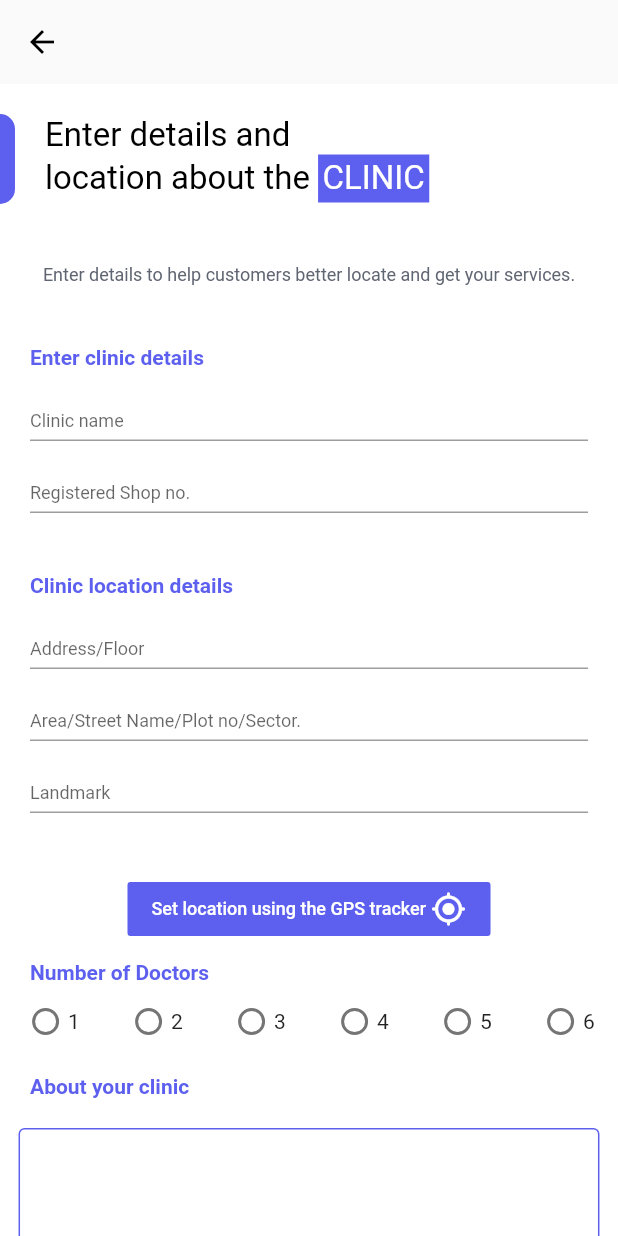
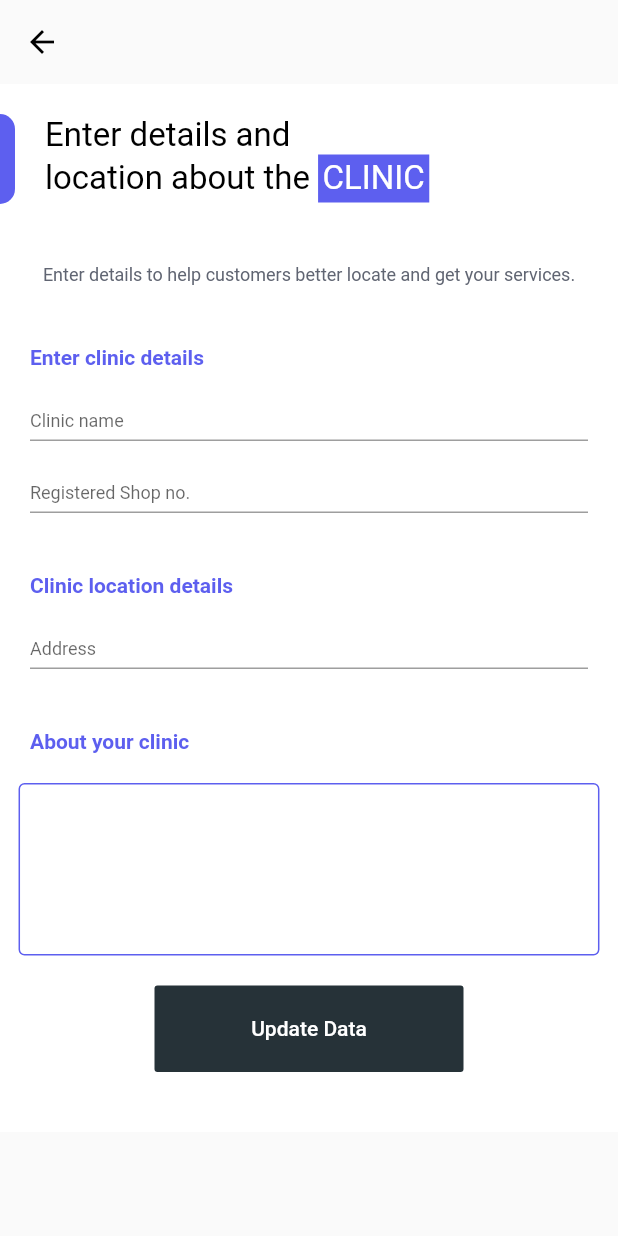
Before and after one commit to Sounmay/Prayas-Booking-App-Service, a Flutter app: the ClinicLocationEditForm screen opened directly, on a phone screen of 412 x 824 dp. Run offline on Flutter 3.47's test engine with Material 2 defaults, Android fonts, the phone set to English and light mode, and no system bars; our stand-ins replace cached_network_image, cloud_firestore, date_format, firebase_auth, firebase_core, firebase_storage and 10 more; missing offline and left inert: dart:ffi; accounts and stored records are empty.

Commit message:
changes in total card

```diff
--- a/lib/Providers/database.dart
+++ b/lib/Providers/database.dart
@@ -56,7 +56,7 @@ class DatabaseService {
       await _db
           .collection('ServiceProviders')
           .doc(uid)
-          .update({"image": admin.imagefile, "isClinic": true});
+          .update({"image": admin.imagefile, "type": "clinic"});
     } catch (e) {
       print(e.toString());
     }
@@ -81,7 +81,7 @@ class DatabaseService {
       await _db
           .collection('ServiceProviders')
           .doc(uid)
-          .update({"image": location.ownerImage, "isClinic": false});
+          .update({"image": location.ownerImage, "type": "parlour"});
     } catch (e) {
       print(e.toString());
     }
@@ -107,7 +107,7 @@ class DatabaseService {
       await _db
           .collection('ServiceProviders')
           .doc(uid)
-          .update({"image": location.ownerImage, "isClinic": false});
+          .update({"image": location.ownerImage, "type": "salon"});
     } catch (e) {
       print(e.toString());
     }
--- a/lib/Screens/EditScreens/Clinic/LocationEditFormScreen.dart
+++ b/lib/Screens/EditScreens/Clinic/LocationEditFormScreen.dart
@@ -1,4 +1,7 @@
+import 'package:cloud_firestore/cloud_firestore.dart';
+import 'package:firebase_auth/firebase_auth.dart';
 import 'package:flutter/material.dart';
+import 'package:freelance_booking_app_service/Models/ClinicDetailsModel.dart';
 import 'package:provider/provider.dart';
 
 class ClinicLocationEditForm extends StatefulWidget {
@@ -21,31 +24,51 @@ class _ClinicLocationEditFormState extends State<ClinicLocationEditForm> {
 
   final _formKey = GlobalKey<FormState>();
 
-  Widget radioButton(String label, String groupValue) {
-    return Row(
-      children: [
-        SizedBox(
-          height: 30,
-          width: 30,
-          child: Radio(
-              value: label,
-              groupValue: groupValue,
-              onChanged: (value) {
+  String name = "", shopNo = "", address = "", about = "";
+
+  ClinicLocationAndDoctor clinicLocation;
+  bool loading = true;
+
+  _fetchData() async {
+    try {
+      String uid = FirebaseAuth.instance.currentUser.uid;
+      final res = await FirebaseFirestore.instance
+          .collection("MedicalServices")
+          .doc(uid)
+          .get();
+
       setState(() {
-                  _numOfEmployees = value;
+        clinicLocation =
+            ClinicLocationAndDoctor.fromJson(res.data()["location"]);
+        name = clinicLocation.clinicName;
+        shopNo = clinicLocation.shopNo;
+        address = clinicLocation.address;
+        about = clinicLocation.aboutClinic;
+        loading = false;
       });
-              }),
-        ),
-        Text(label)
-      ],
-    );
+    } catch (e) {}
   }
 
-  String _numOfEmployees = "";
+  @override
+  void initState() {
+    // TODO: implement initState
+    super.initState();
+    _fetchData();
+  }
 
   @override
   Widget build(BuildContext context) {
-    return Scaffold(
+    return loading
+        ? Scaffold(
+            appBar: AppBar(),
+            body: Center(
+              child: Column(
+                mainAxisAlignment: MainAxisAlignment.center,
+                children: [CircularProgressIndicator()],
+              ),
+            ),
+          )
+        : Scaffold(
             appBar: AppBar(
               foregroundColor: Colors.transparent,
               backgroundColor: Colors.transparent,
@@ -83,13 +106,15 @@ class _ClinicLocationEditFormState extends State<ClinicLocationEditForm> {
                                       children: [
                                         Text('location about the ',
                                             style: TextStyle(
-                                          fontSize: 22, color: Colors.black)),
+                                                fontSize: 22,
+                                                color: Colors.black)),
                                         Container(
                                           color: Color(0xff5D5FEF),
                                           padding: EdgeInsets.all(3),
                                           child: Text('CLINIC',
                                               style: TextStyle(
-                                            fontSize: 22, color: Colors.white)),
+                                                  fontSize: 22,
+                                                  color: Colors.white)),
                                         )
                                       ],
                                     ),
@@ -101,8 +126,8 @@ class _ClinicLocationEditFormState extends State<ClinicLocationEditForm> {
                           SizedBox(height: 40),
                           Text(
                               'Enter details to help customers better locate and get your services.',
-                        style:
-                            TextStyle(fontSize: 12, color: Color(0xff606572))),
+                              style: TextStyle(
+                                  fontSize: 12, color: Color(0xff606572))),
                           SizedBox(height: 20),
                           Padding(
                             padding: const EdgeInsets.all(20.0),
@@ -110,12 +135,11 @@ class _ClinicLocationEditFormState extends State<ClinicLocationEditForm> {
                               crossAxisAlignment: CrossAxisAlignment.start,
                               children: [
                                 _title("Enter clinic details"),
-                          // Text('Enter clinic details',
-                          //     style: TextStyle(
-                          //         fontSize: 14, color: Color(0xff5D5FEF))),
                                 TextFormField(
+                                  initialValue: clinicLocation.clinicName,
                                   decoration: const InputDecoration(
-                                contentPadding: EdgeInsets.only(bottom: -20),
+                                      contentPadding:
+                                          EdgeInsets.only(bottom: -20),
                                       hintText: 'Clinic name',
                                       hintStyle: TextStyle(fontSize: 12)),
                                   validator: (value) {
@@ -125,14 +149,16 @@ class _ClinicLocationEditFormState extends State<ClinicLocationEditForm> {
                                     return null;
                                   },
                                   onChanged: (value) {
-                              // setState(() {
-                              //   clinicName = value;
-                              // });
+                                    setState(() {
+                                      name = value;
+                                    });
                                   },
                                 ),
                                 TextFormField(
+                                  initialValue: clinicLocation.shopNo,
                                   decoration: const InputDecoration(
-                                contentPadding: EdgeInsets.only(bottom: -20),
+                                      contentPadding:
+                                          EdgeInsets.only(bottom: -20),
                                       hintText: 'Registered Shop no.',
                                       hintStyle: TextStyle(fontSize: 12)),
                                   validator: (value) {
@@ -142,17 +168,19 @@ class _ClinicLocationEditFormState extends State<ClinicLocationEditForm> {
                                     return null;
                                   },
                                   onChanged: (value) {
-                              // setState(() {
-                              //   shopNo = value;
-                              // });
+                                    setState(() {
+                                      shopNo = value;
+                                    });
                                   },
                                 ),
                                 SizedBox(height: 40),
                                 _title("Clinic location details"),
                                 TextFormField(
+                                  initialValue: clinicLocation.address,
                                   decoration: const InputDecoration(
-                                contentPadding: EdgeInsets.only(bottom: -20),
-                                hintText: 'Address/Floor',
+                                      contentPadding:
+                                          EdgeInsets.only(bottom: -20),
+                                      hintText: 'Address',
                                       hintStyle: TextStyle(fontSize: 12)),
                                   validator: (value) {
                                     if (value.isEmpty) {
@@ -161,87 +189,71 @@ class _ClinicLocationEditFormState extends State<ClinicLocationEditForm> {
                                     return null;
                                   },
                                   onChanged: (value) {
-                              // setState(() {
-                              //   address = value;
-                              // });
+                                    setState(() {
+                                      address = value;
+                                    });
                                   },
                                 ),
-                          TextFormField(
-                            decoration: const InputDecoration(
-                                contentPadding: EdgeInsets.only(bottom: -20),
-                                hintText: 'Area/Street Name/Plot no/Sector.',
-                                hintStyle: TextStyle(fontSize: 12)),
-                            validator: (value) {
-                              if (value.isEmpty) {
-                                return 'Please enter some text';
-                              }
-                              return null;
-                            },
-                            onChanged: (value) {
-                              // setState(() {
-                              //   area = value;
-                              // });
-                            },
-                          ),
-                          TextFormField(
-                            decoration: const InputDecoration(
-                                contentPadding: EdgeInsets.only(bottom: -20),
-                                hintText: 'Landmark',
-                                hintStyle: TextStyle(fontSize: 12)),
-                            validator: (value) {
-                              if (value.isEmpty) {
-                                return 'Please enter some text';
-                              }
-                              return null;
-                            },
-                            onChanged: (value) {
-                              // setState(() {
-                              //   landmark = value;
-                              // });
-                            },
-                          ),
+                                // TextFormField(
+                                //   decoration: const InputDecoration(
+                                //       contentPadding: EdgeInsets.only(bottom: -20),
+                                //       hintText: 'Area/Street Name/Plot no/Sector.',
+                                //       hintStyle: TextStyle(fontSize: 12)),
+                                //   validator: (value) {
+                                //     if (value.isEmpty) {
+                                //       return 'Please enter some text';
+                                //     }
+                                //     return null;
+                                //   },
+                                //   onChanged: (value) {
+                                //     // setState(() {
+                                //     //   area = value;
+                                //     // });
+                                //   },
+                                // ),
+                                // TextFormField(
+                                //   decoration: const InputDecoration(
+                                //       contentPadding: EdgeInsets.only(bottom: -20),
+                                //       hintText: 'Landmark',
+                                //       hintStyle: TextStyle(fontSize: 12)),
+                                //   validator: (value) {
+                                //     if (value.isEmpty) {
+                                //       return 'Please enter some text';
+                                //     }
+                                //     return null;
+                                //   },
+                                //   onChanged: (value) {
+                                //     // setState(() {
+                                //     //   landmark = value;
+                                //     // });
+                                //   },
+                                // ),
                               ],
                             ),
                           ),
-                    SizedBox(height: 20),
-                    Row(
-                      mainAxisAlignment: MainAxisAlignment.center,
-                      children: [
-                        FlatButton(
-                            onPressed: () {
-                              // setGPS = true;
-                              // locatePosition();
-                            },
-                            child: Row(
-                              children: [
-                                Text('Set location using the GPS tracker ',
-                                    style: TextStyle(
-                                        color: Colors.white, fontSize: 12)),
-                                Icon(
-                                  Icons.gps_fixed_rounded,
-                                  color: Colors.white,
-                                )
-                              ],
-                            ),
-                            color: Color(0xff5D5FEF)),
-                      ],
-                    ),
-                    SizedBox(height: 10),
-                    Padding(
-                        padding: EdgeInsets.only(left: 20),
-                        child: _title("Number of Doctors")),
-                    SizedBox(height: 10),
-                    Row(
-                      mainAxisAlignment: MainAxisAlignment.spaceAround,
-                      children: [
-                        radioButton('1', _numOfEmployees),
-                        radioButton('2', _numOfEmployees),
-                        radioButton('3', _numOfEmployees),
-                        radioButton('4', _numOfEmployees),
-                        radioButton('5', _numOfEmployees),
-                        radioButton('6', _numOfEmployees),
-                      ],
-                    ),
+                          // SizedBox(height: 20),
+                          // Row(
+                          //   mainAxisAlignment: MainAxisAlignment.center,
+                          //   children: [
+                          //     FlatButton(
+                          //         onPressed: () {
+                          //           // setGPS = true;
+                          //           // locatePosition();
+                          //         },
+                          //         child: Row(
+                          //           children: [
+                          //             Text('Set location using the GPS tracker ',
+                          //                 style: TextStyle(
+                          //                     color: Colors.white, fontSize: 12)),
+                          //             Icon(
+                          //               Icons.gps_fixed_rounded,
+                          //               color: Colors.white,
+                          //             )
+                          //           ],
+                          //         ),
+                          //         color: Color(0xff5D5FEF)),
+                          //   ],
+                          // ),
                           SizedBox(height: 20),
                           Padding(
                               padding: EdgeInsets.only(left: 20.0),
@@ -250,10 +262,11 @@ class _ClinicLocationEditFormState extends State<ClinicLocationEditForm> {
                           SizedBox(
                             width: MediaQuery.of(context).size.width * 0.94,
                             child: TextFormField(
+                              initialValue: clinicLocation.aboutClinic,
                               onChanged: (text) {
-                          // setState(() {
-                          //   about = text;
-                          // });
+                                setState(() {
+                                  about = text;
+                                });
                               },
                               keyboardType: TextInputType.multiline,
                               maxLines: 5,
@@ -263,62 +276,51 @@ class _ClinicLocationEditFormState extends State<ClinicLocationEditForm> {
                                 fillColor: Colors.white,
                                 filled: true,
                                 focusedBorder: OutlineInputBorder(
-                              borderSide: BorderSide(color: Color(0xff5D5FEF))),
+                                    borderSide:
+                                        BorderSide(color: Color(0xff5D5FEF))),
                                 enabledBorder: OutlineInputBorder(
-                              borderSide: BorderSide(color: Color(0xff5D5FEF))),
+                                    borderSide:
+                                        BorderSide(color: Color(0xff5D5FEF))),
                               ),
                             ),
                           ),
                           SizedBox(height: 20),
                           FlatButton(
                               onPressed: () async {
-                          print(_numOfEmployees);
-                          // if (_formKey.currentState.validate() &&
-                          //   _numOfEmployees != "" &&
-                          //   lati != null &&
-                          //   longi != null) {
-                          // ClinicLocationAndDoctor _location =
-                          //     ClinicLocationAndDoctor(
-                          //         serviceUid: serviceid,
-                          //         clinicName: clinicName,
-                          //         shopNo: shopNo,
-                          //         address: '$address, $area, $landmark',
-                          //         latitude: lati,
-                          //         longitude: longi,
-                          //         aboutClinic: about ?? '');
+                                if (_formKey.currentState.validate()) {
+                                  ClinicLocationAndDoctor _finalLocation =
+                                      ClinicLocationAndDoctor(
+                                          serviceUid: clinicLocation.serviceUid,
+                                          clinicName: name,
+                                          shopNo: shopNo,
+                                          clinicImage:
+                                              clinicLocation.clinicImage,
+                                          address: address,
+                                          latitude: clinicLocation.latitude,
+                                          longitude: clinicLocation.longitude,
+                                          aboutClinic: about ?? '');
 
-                          // clinicLocation
-                          //     .updateClinicLocationAndDoctor(_location);
-
-                          // try {
-                          //   await SharedPreferencesForm.setAddressFormDetails(
-                          //       [address, area, landmark]);
-                          // } catch (e) {
-                          //   print(e.toString());
-                          // }
-                          // print(
-                          //     clinicLocation.clinicLocationAndDoctorDetails);
-
-                          // //code to uncomment
-                          // Navigator.push(
-                          //     context,
-                          //     MaterialPageRoute(
-                          //         builder: (context) => DoctorSecond(
-                          //               id: int.parse(_numOfEmployees),
-                          //               curr: 1,
-                          //             )));
-                          // }
+                                  FirebaseFirestore.instance
+                                      .collection("MedicalServices")
+                                      .doc(
+                                          FirebaseAuth.instance.currentUser.uid)
+                                      .update({
+                                    "location": _finalLocation.toJson()
+                                  });
+                                }
                               },
                               child: Container(
-                            height: MediaQuery.of(context).size.height * 0.07,
-                            width: MediaQuery.of(context).size.width * 0.5,
+                                  height:
+                                      MediaQuery.of(context).size.height * 0.07,
+                                  width:
+                                      MediaQuery.of(context).size.width * 0.5,
                                   decoration: BoxDecoration(
                                     color: Color(0xFF263238),
                                     borderRadius: BorderRadius.circular(2.0),
                                   ),
                                   child: Center(
                                     child: Text(
-                                "Save & Proceed",
+                                      "Update Data",
                                       style: TextStyle(color: Colors.white),
                                     ),
                                   )))
```
Also changed, not shown: lib/Screens/selectForm.dart (+25 -5 lines). Lines whose indentation alone changed are shown as unchanged.
